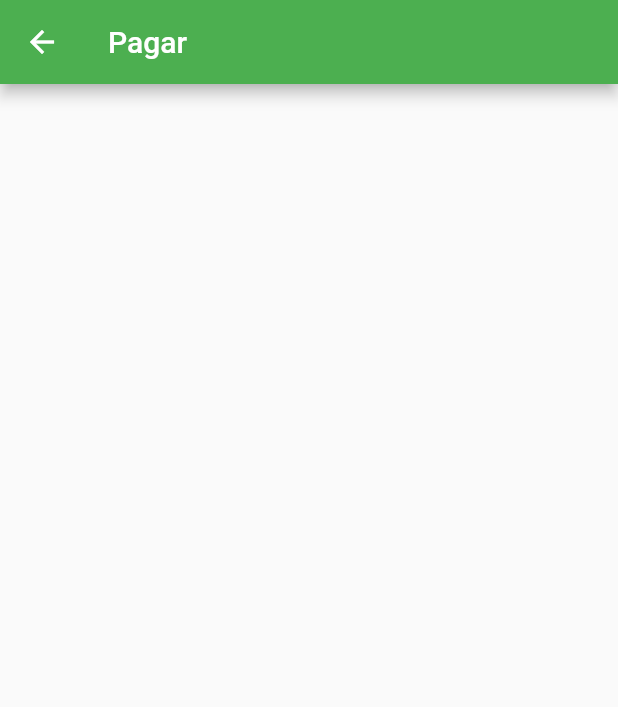
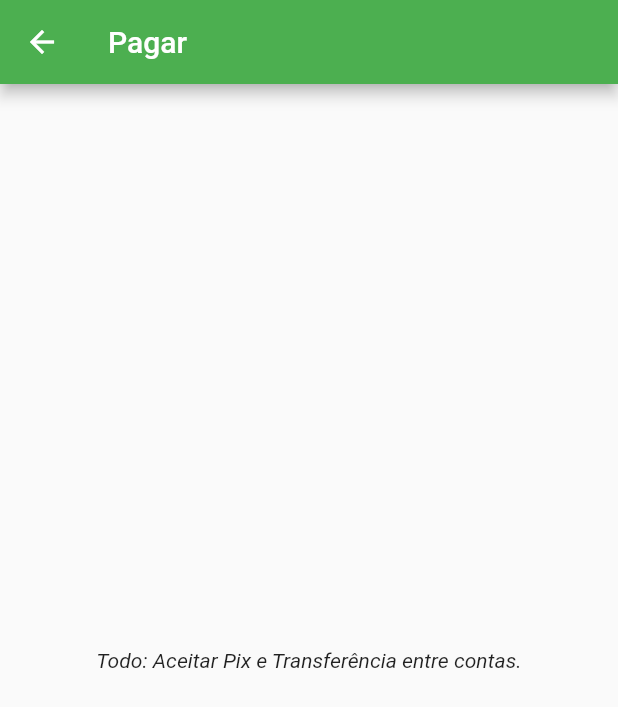
Before and after one commit to jovi-j/pocpay, a Flutter app: the PagamentoScreen screen opened directly, on a phone screen of 412 x 824 dp. Shown: the top 707 px of the screen. Run offline on Flutter 3.47's test engine with Material 2 defaults, Android fonts, the phone set to English and light mode, and no system bars.

Commit message:
chore:add "todo" on the payment page

```diff
--- a/lib/features/pagamento/pagamento.dart
+++ b/lib/features/pagamento/pagamento.dart
@@ -10,6 +10,10 @@ class PagamentoScreen extends StatelessWidget {
           backgroundColor: Colors.green,
           title: const Text("Pagar"),
         ),
-        body: const Center());
+        body: const Center(
+            child: Text(
+          "Todo: Aceitar Pix e Transferência entre contas.",
+          style: TextStyle(fontStyle: FontStyle.italic),
+        )));
   }
 }
```
